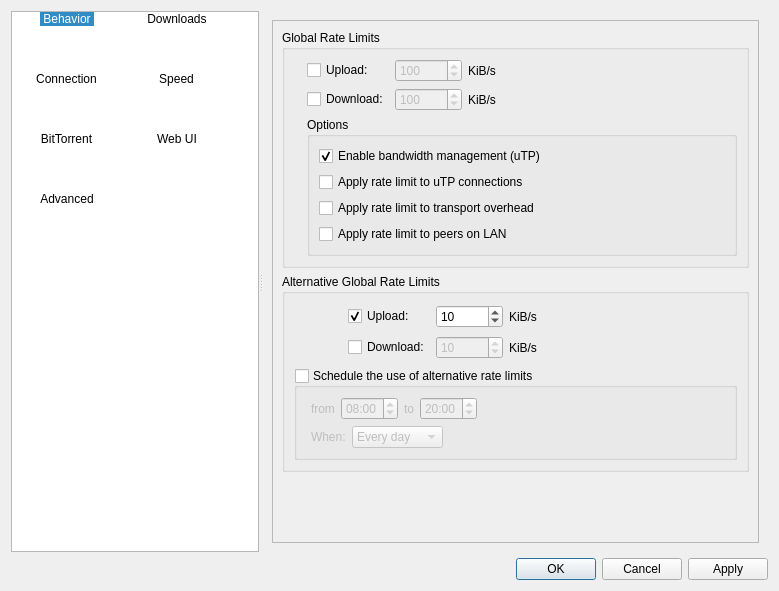
SysAdminDoc/qBittorrent-Vanced, file src/gui/options.ui: the form before one commit.
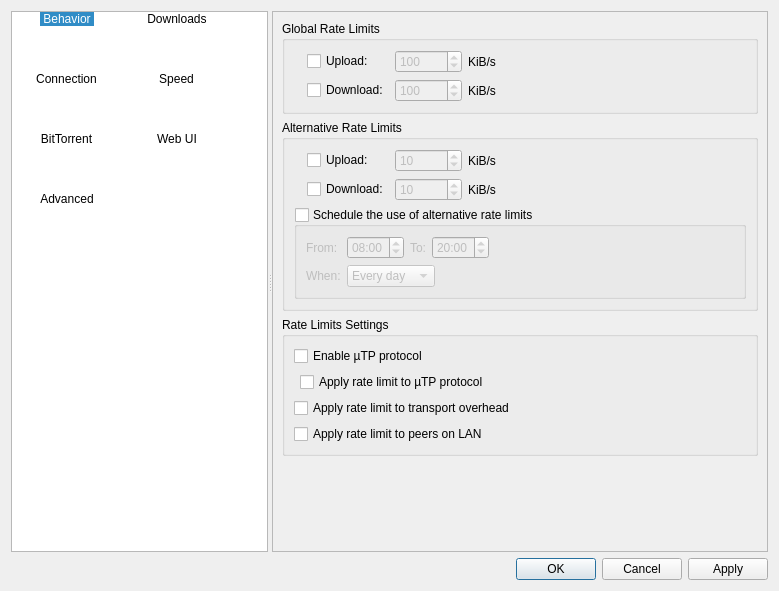
The form after the commit. The open tabs and pages were chosen to show the change. Icons and pictures are not drawn.

Commit message: Options GUI layout cleanups: Speed Page Move uTP options to it's own section

The edit to the form file:
```diff
--- a/src/gui/options.ui
+++ b/src/gui/options.ui
@@ -10,12 +10,6 @@
     <height>591</height>
    </rect>
   </property>
-  <property name="sizePolicy">
-   <sizepolicy hsizetype="Expanding" vsizetype="Expanding">
-    <horstretch>0</horstretch>
-    <verstretch>0</verstretch>
-   </sizepolicy>
-  </property>
   <property name="windowTitle">
    <string>Options</string>
   </property>
@@ -25,22 +19,10 @@
      <property name="orientation">
       <enum>Qt::Horizontal</enum>
      </property>
+     <property name="childrenCollapsible">
+      <bool>false</bool>
+     </property>
      <widget class="QListWidget" name="tabSelection">
-      <property name="sizePolicy">
-       <sizepolicy hsizetype="Preferred" vsizetype="Preferred">
-        <horstretch>0</horstretch>
-        <verstretch>0</verstretch>
-       </sizepolicy>
-      </property>
-      <property name="minimumSize">
-       <size>
-        <width>116</width>
-        <height>0</height>
-       </size>
-      </property>
-      <property name="frameShape">
-       <enum>QFrame::StyledPanel</enum>
-      </property>
       <property name="autoScroll">
        <bool>false</bool>
       </property>
@@ -50,9 +32,6 @@
         <height>32</height>
        </size>
       </property>
-      <property name="flow">
-       <enum>QListView::LeftToRight</enum>
-      </property>
       <property name="isWrapping" stdset="0">
        <bool>true</bool>
       </property>
@@ -71,12 +50,6 @@
       <property name="viewMode">
        <enum>QListView::IconMode</enum>
       </property>
-      <property name="wordWrap">
-       <bool>false</bool>
-      </property>
-      <property name="selectionRectVisible">
-       <bool>false</bool>
-      </property>
       <property name="currentRow">
        <number>0</number>
       </property>
@@ -164,6 +137,15 @@
       </property>
       <widget class="QWidget" name="tabOptionPage1">
        <layout class="QVBoxLayout" name="verticalLayout_10">
+        <property name="leftMargin">
+         <number>0</number>
+        </property>
+        <property name="topMargin">
+         <number>0</number>
+        </property>
+        <property name="bottomMargin">
+         <number>0</number>
+        </property>
         <item>
          <widget class="QScrollArea" name="scrollArea">
           <property name="sizePolicy">
@@ -180,8 +162,8 @@
             <rect>
              <x>0</x>
              <y>0</y>
-             <width>474</width>
-             <height>646</height>
+             <width>480</width>
+             <height>672</height>
             </rect>
            </property>
            <layout class="QVBoxLayout" name="verticalLayout_9">
@@ -519,6 +501,15 @@
       </widget>
       <widget class="QWidget" name="tabOptionPage2">
        <layout class="QVBoxLayout" name="verticalLayout_13">
+        <property name="leftMargin">
+         <number>0</number>
+        </property>
+        <property name="topMargin">
+         <number>0</number>
+        </property>
+        <property name="bottomMargin">
+         <number>0</number>
+        </property>
         <item>
          <widget class="QScrollArea" name="scrollArea_2">
           <property name="widgetResizable">
@@ -1026,6 +1017,15 @@
       </widget>
       <widget class="QWidget" name="tabOptionPage3">
        <layout class="QVBoxLayout" name="verticalLayout_6">
+        <property name="leftMargin">
+         <number>0</number>
+        </property>
+        <property name="topMargin">
+         <number>0</number>
+        </property>
+        <property name="bottomMargin">
+         <number>0</number>
+        </property>
         <item>
          <widget class="QScrollArea" name="scrollArea_3">
           <property name="widgetResizable">
@@ -1036,8 +1036,8 @@
             <rect>
              <x>0</x>
              <y>0</y>
-             <width>450</width>
-             <height>632</height>
+             <width>480</width>
+             <height>658</height>
             </rect>
            </property>
            <layout class="QVBoxLayout" name="verticalLayout_20">
@@ -1386,12 +1386,12 @@
                </item>
                <item>
                 <widget class="QCheckBox" name="isProxyOnlyForTorrents">
-                 <property name="text">
-                  <string>Use proxy only for torrents</string>
-                 </property>
                  <property name="toolTip">
                   <string>RSS feeds, search engine, software updates or anything else other than torrent transfers and related operations (such as peer exchanges) will use a direct connection</string>
                  </property>
+                 <property name="text">
+                  <string>Use proxy only for torrents</string>
+                 </property>
                  <property name="checked">
                   <bool>false</bool>
                  </property>
@@ -1540,13 +1540,22 @@
           </widget>
          </widget>
         </item>
-        <item>
-         <layout class="QVBoxLayout"/>
-        </item>
        </layout>
       </widget>
-      <widget class="QWidget" name="page_2">
+      <widget class="QWidget" name="tabSpeedPage">
        <layout class="QVBoxLayout" name="verticalLayout_34">
+        <property name="leftMargin">
+         <number>0</number>
+        </property>
+        <property name="topMargin">
+         <number>0</number>
+        </property>
+        <property name="rightMargin">
+         <number>0</number>
+        </property>
+        <property name="bottomMargin">
+         <number>0</number>
+        </property>
         <item>
          <widget class="QScrollArea" name="scrollArea_9">
           <property name="widgetResizable">
@@ -1557,44 +1566,22 @@
             <rect>
              <x>0</x>
              <y>0</y>
-             <width>376</width>
-             <height>431</height>
+             <width>502</width>
+             <height>538</height>
             </rect>
            </property>
-           <layout class="QVBoxLayout" name="verticalLayout_33">
+           <layout class="QVBoxLayout" name="verticalLayout_5">
             <item>
-             <widget class="QGroupBox" name="bandwidthBox">
+             <widget class="QGroupBox" name="rateLimitBox">
               <property name="title">
                <string>Global Rate Limits</string>
               </property>
-              <layout class="QGridLayout" name="gridLayout_7">
-               <item row="0" column="0">
-                <widget class="QLabel" name="label_5">
-                 <property name="text">
-                  <string notr="true"/>
-                 </property>
-                 <property name="pixmap">
-                  <pixmap resource="../icons.qrc">:/icons/slow_off.png</pixmap>
-                 </property>
-                </widget>
-               </item>
-               <item row="0" column="1">
-                <layout class="QGridLayout" name="gridLayout_6">
-                 <item row="0" column="0">
-                  <widget class="QCheckBox" name="checkUploadLimit">
-                   <property name="text">
-                    <string>Upload:</string>
-                   </property>
-                  </widget>
-                 </item>
-                 <item row="0" column="1">
+              <layout class="QGridLayout" name="rateLimitBoxLayout">
+               <item row="0" column="2">
                   <widget class="QSpinBox" name="spinUploadLimit">
                    <property name="enabled">
                     <bool>false</bool>
                    </property>
-                   <property name="suffix">
-                    <string/>
-                   </property>
                    <property name="minimum">
                     <number>1</number>
                    </property>
@@ -1606,28 +1593,25 @@
                    </property>
                   </widget>
                  </item>
-                 <item row="0" column="2">
+               <item row="0" column="1">
+                <widget class="QCheckBox" name="checkUploadLimit">
+                 <property name="text">
+                  <string>Upload:</string>
+                 </property>
+                </widget>
+               </item>
+               <item row="0" column="3">
                   <widget class="QLabel" name="label_10">
                    <property name="text">
                     <string>KiB/s</string>
                    </property>
                   </widget>
                  </item>
-                 <item row="1" column="0">
-                  <widget class="QCheckBox" name="checkDownloadLimit">
-                   <property name="text">
-                    <string>Download:</string>
-                   </property>
-                  </widget>
-                 </item>
-                 <item row="1" column="1">
+               <item row="1" column="2">
                   <widget class="QSpinBox" name="spinDownloadLimit">
                    <property name="enabled">
                     <bool>false</bool>
                    </property>
-                   <property name="suffix">
-                    <string/>
-                   </property>
                    <property name="minimum">
                     <number>1</number>
                    </property>
@@ -1639,184 +1623,50 @@
                    </property>
                   </widget>
                  </item>
-                 <item row="1" column="2">
+               <item row="1" column="3">
                   <widget class="QLabel" name="label_13">
                    <property name="text">
                     <string>KiB/s</string>
                    </property>
                   </widget>
                  </item>
-                </layout>
-               </item>
-               <item row="0" column="2">
-                <spacer>
-                 <property name="orientation">
-                  <enum>Qt::Horizontal</enum>
-                 </property>
-                 <property name="sizeHint" stdset="0">
-                  <size>
-                   <width>200</width>
-                   <height>20</height>
-                  </size>
-                 </property>
-                </spacer>
-               </item>
-               <item row="1" column="1" colspan="2">
-                <widget class="QGroupBox" name="groupBox_5">
-                 <property name="title">
-                  <string>Options</string>
-                 </property>
-                 <layout class="QVBoxLayout" name="verticalLayout_27">
-                  <item>
-                   <widget class="QCheckBox" name="checkuTP">
-                    <property name="text">
-                     <string>Enable bandwidth management (uTP)</string>
-                    </property>
-                    <property name="checked">
-                     <bool>true</bool>
-                    </property>
-                   </widget>
-                  </item>
-                  <item>
-                   <widget class="QCheckBox" name="checkLimituTPConnections">
-                    <property name="text">
-                     <string>Apply rate limit to uTP connections</string>
-                    </property>
-                   </widget>
-                  </item>
-                  <item>
-                   <widget class="QCheckBox" name="checkLimitTransportOverhead">
-                    <property name="text">
-                     <string>Apply rate limit to transport overhead</string>
-                    </property>
-                   </widget>
-                  </item>
-                  <item>
-                   <widget class="QCheckBox" name="checkLimitLocalPeerRate">
-                    <property name="text">
-                     <string>Apply rate limit to peers on LAN</string>
-                    </property>
-                   </widget>
-                  </item>
-                 </layout>
-                </widget>
-               </item>
-              </layout>
-             </widget>
-            </item>
-            <item>
-             <widget class="QGroupBox" name="groupBox_6">
-              <property name="title">
-               <string>Alternative Global Rate Limits</string>
-              </property>
-              <layout class="QVBoxLayout" name="verticalLayout_11">
-               <item>
-                <layout class="QGridLayout" name="gridLayout_9">
-                 <item row="0" column="0">
-                  <widget class="QLabel" name="label_16">
-                   <property name="minimumSize">
-                    <size>
-                     <width>48</width>
-                     <height>48</height>
-                    </size>
-                   </property>
-                   <property name="maximumSize">
-                    <size>
-                     <width>48</width>
-                     <height>48</height>
-                    </size>
-                   </property>
-                   <property name="text">
-                    <string/>
-                   </property>
+               <item row="0" column="0" rowspan="2">
+                <widget class="QLabel" name="label_5">
                    <property name="pixmap">
-                    <pixmap resource="../icons.qrc">:/icons/slow.png</pixmap>
-                   </property>
-                   <property name="scaledContents">
-                    <bool>false</bool>
-                   </property>
-                  </widget>
-                 </item>
-                 <item row="0" column="1">
-                  <layout class="QGridLayout" name="gridLayout_8">
-                   <item row="0" column="1">
-                    <widget class="QSpinBox" name="spinUploadLimitAlt">
-                     <property name="minimum">
-                      <number>1</number>
-                     </property>
-                     <property name="maximum">
-                      <number>1000000</number>
-                     </property>
-                     <property name="value">
-                      <number>10</number>
-                     </property>
-                    </widget>
-                   </item>
-                   <item row="0" column="2">
-                    <widget class="QLabel" name="label_14">
-                     <property name="text">
-                      <string>KiB/s</string>
+                  <pixmap resource="../icons.qrc">:/icons/slow_off.png</pixmap>
                      </property>
                     </widget>
                    </item>
                    <item row="1" column="1">
-                    <widget class="QSpinBox" name="spinDownloadLimitAlt">
-                     <property name="enabled">
-                      <bool>false</bool>
-                     </property>
-                     <property name="minimum">
-                      <number>1</number>
-                     </property>
-                     <property name="maximum">
-                      <number>1000000</number>
-                     </property>
-                     <property name="value">
-                      <number>10</number>
-                     </property>
-                    </widget>
-                   </item>
-                   <item row="1" column="2">
-                    <widget class="QLabel" name="label_15">
-                     <property name="text">
-                      <string>KiB/s</string>
-                     </property>
-                    </widget>
-                   </item>
-                   <item row="0" column="0">
-                    <widget class="QCheckBox" name="checkUploadLimitAlt">
-                     <property name="text">
-                      <string>Upload:</string>
-                     </property>
-                     <property name="checked">
-                      <bool>true</bool>
-                     </property>
-                    </widget>
-                   </item>
-                   <item row="1" column="0">
-                    <widget class="QCheckBox" name="checkDownloadLimitAlt">
+                <widget class="QCheckBox" name="checkDownloadLimit">
                      <property name="text">
                       <string>Download:</string>
                      </property>
                     </widget>
                    </item>
-                  </layout>
-                 </item>
-                 <item row="0" column="2">
-                  <spacer name="horizontalSpacer_8">
+               <item row="0" column="4">
+                <spacer name="horizontalSpacer">
                    <property name="orientation">
                     <enum>Qt::Horizontal</enum>
                    </property>
                    <property name="sizeHint" stdset="0">
                     <size>
-                     <width>222</width>
-                     <height>59</height>
+                   <width>40</width>
+                   <height>20</height>
                     </size>
                    </property>
                   </spacer>
                  </item>
                 </layout>
+             </widget>
                </item>
                <item>
+             <widget class="QGroupBox" name="altRateLimitBox">
+              <property name="title">
+               <string>Alternative Rate Limits</string>
+              </property>
+              <layout class="QGridLayout" name="gridLayout_6">
+               <item row="2" column="0" colspan="5">
                 <widget class="QGroupBox" name="check_schedule">
                  <property name="title">
                   <string>Schedule the use of alternative rate limits</string>
@@ -1827,20 +1677,39 @@
                  <property name="checked">
                   <bool>false</bool>
                  </property>
-                 <layout class="QVBoxLayout" name="verticalLayout_5">
-                  <item>
-                   <layout class="QHBoxLayout" name="horizontalLayout_13">
-                    <property name="leftMargin">
-                     <number>5</number>
-                    </property>
-                    <item>
+                 <layout class="QGridLayout" name="gridLayout_7">
+                  <item row="0" column="0">
                      <widget class="QLabel" name="label_6">
                       <property name="text">
-                       <string extracomment="from (time1 to time2)">from</string>
+                     <string extracomment="from (time1 to time2)">From:</string>
                       </property>
                      </widget>
                     </item>
-                    <item>
+                  <item row="0" column="3">
+                   <widget class="QTimeEdit" name="schedule_to">
+                    <property name="wrapping">
+                     <bool>true</bool>
+                    </property>
+                    <property name="displayFormat">
+                     <string notr="true">hh:mm</string>
+                    </property>
+                    <property name="time">
+                     <time>
+                      <hour>20</hour>
+                      <minute>0</minute>
+                      <second>0</second>
+                     </time>
+                    </property>
+                   </widget>
+                  </item>
+                  <item row="0" column="2">
+                   <widget class="QLabel" name="label_17">
+                    <property name="text">
+                     <string extracomment="time1 to time2">To:</string>
+                    </property>
+                   </widget>
+                  </item>
+                  <item row="0" column="1">
                      <widget class="QTimeEdit" name="schedule_from">
                       <property name="wrapping">
                        <bool>true</bool>
@@ -1860,62 +1729,21 @@
                       </property>
                      </widget>
                     </item>
-                    <item>
-                     <widget class="QLabel" name="label_17">
-                      <property name="text">
-                       <string extracomment="time1 to time2">to</string>
-                      </property>
-                      <property name="alignment">
-                       <set>Qt::AlignCenter</set>
-                      </property>
-                     </widget>
-                    </item>
-                    <item>
-                     <widget class="QTimeEdit" name="schedule_to">
-                      <property name="wrapping">
-                       <bool>true</bool>
-                      </property>
-                      <property name="displayFormat">
-                       <string notr="true">hh:mm</string>
-                      </property>
-                      <property name="time">
-                       <time>
-                        <hour>20</hour>
-                        <minute>0</minute>
-                        <second>0</second>
-                       </time>
-                      </property>
-                     </widget>
-                    </item>
-                    <item>
-                     <spacer name="horizontalSpacer_9">
-                      <property name="orientation">
-                       <enum>Qt::Horizontal</enum>
-                      </property>
-                      <property name="sizeHint" stdset="0">
-                       <size>
-                        <width>40</width>
-                        <height>20</height>
-                       </size>
-                      </property>
-                     </spacer>
-                    </item>
-                   </layout>
-                  </item>
-                  <item>
-                   <layout class="QHBoxLayout" name="horizontalLayout_14">
-                    <property name="leftMargin">
-                     <number>5</number>
-                    </property>
-                    <item>
+                  <item row="1" column="0">
                      <widget class="QLabel" name="label_18">
                       <property name="text">
                        <string>When:</string>
                       </property>
                      </widget>
                     </item>
-                    <item>
+                  <item row="1" column="1" colspan="3">
                      <widget class="QComboBox" name="schedule_days">
+                    <property name="sizePolicy">
+                     <sizepolicy hsizetype="Fixed" vsizetype="Fixed">
+                      <horstretch>0</horstretch>
+                      <verstretch>0</verstretch>
+                     </sizepolicy>
+                    </property>
                       <item>
                        <property name="text">
                         <string>Every day</string>
@@ -1923,18 +1751,18 @@
                       </item>
                       <item>
                        <property name="text">
-                        <string>Week days</string>
+                      <string>Weekdays</string>
                        </property>
                       </item>
                       <item>
                        <property name="text">
-                        <string>Week ends</string>
+                      <string>Weekends</string>
                        </property>
                       </item>
                      </widget>
                     </item>
-                    <item>
-                     <spacer name="horizontalSpacer_10">
+                  <item row="0" column="4">
+                   <spacer name="horizontalSpacer_8">
                       <property name="orientation">
                        <enum>Qt::Horizontal</enum>
                       </property>
@@ -1947,9 +1775,137 @@
                      </spacer>
                     </item>
                    </layout>
-                  </item>
-                 </layout>
-                </widget>
+                </widget>
+               </item>
+               <item row="0" column="0" rowspan="2">
+                <widget class="QLabel" name="label_16">
+                 <property name="pixmap">
+                  <pixmap resource="../icons.qrc">:/icons/slow.png</pixmap>
+                 </property>
+                </widget>
+               </item>
+               <item row="0" column="1">
+                <widget class="QCheckBox" name="checkUploadLimitAlt">
+                 <property name="text">
+                  <string>Upload:</string>
+                 </property>
+                </widget>
+               </item>
+               <item row="1" column="1">
+                <widget class="QCheckBox" name="checkDownloadLimitAlt">
+                 <property name="text">
+                  <string>Download:</string>
+                 </property>
+                </widget>
+               </item>
+               <item row="0" column="2">
+                <widget class="QSpinBox" name="spinUploadLimitAlt">
+                 <property name="enabled">
+                  <bool>false</bool>
+                 </property>
+                 <property name="minimum">
+                  <number>1</number>
+                 </property>
+                 <property name="maximum">
+                  <number>1000000</number>
+                 </property>
+                 <property name="value">
+                  <number>10</number>
+                 </property>
+                </widget>
+               </item>
+               <item row="1" column="2">
+                <widget class="QSpinBox" name="spinDownloadLimitAlt">
+                 <property name="enabled">
+                  <bool>false</bool>
+                 </property>
+                 <property name="minimum">
+                  <number>1</number>
+                 </property>
+                 <property name="maximum">
+                  <number>1000000</number>
+                 </property>
+                 <property name="value">
+                  <number>10</number>
+                 </property>
+                </widget>
+               </item>
+               <item row="0" column="3">
+                <widget class="QLabel" name="label_14">
+                 <property name="text">
+                  <string>KiB/s</string>
+                 </property>
+                </widget>
+               </item>
+               <item row="1" column="3">
+                <widget class="QLabel" name="label_15">
+                 <property name="text">
+                  <string>KiB/s</string>
+                 </property>
+                </widget>
+               </item>
+               <item row="0" column="4">
+                <spacer name="horizontalSpacer_5">
+                 <property name="orientation">
+                  <enum>Qt::Horizontal</enum>
+                 </property>
+                 <property name="sizeHint" stdset="0">
+                  <size>
+                   <width>40</width>
+                   <height>20</height>
+                  </size>
+                 </property>
+                </spacer>
+               </item>
+              </layout>
+             </widget>
+            </item>
+            <item>
+             <widget class="QGroupBox" name="rateLimitsGroupBox">
+              <property name="title">
+               <string>Rate Limits Settings</string>
+              </property>
+              <layout class="QGridLayout" name="gridLayout_8">
+               <item row="4" column="0" colspan="3">
+                <widget class="QCheckBox" name="checkLimitLocalPeerRate">
+                 <property name="text">
+                  <string>Apply rate limit to peers on LAN</string>
+                 </property>
+                </widget>
+               </item>
+               <item row="3" column="0" colspan="3">
+                <widget class="QCheckBox" name="checkLimitTransportOverhead">
+                 <property name="text">
+                  <string>Apply rate limit to transport overhead</string>
+                 </property>
+                </widget>
+               </item>
+               <item row="0" column="0" colspan="3">
+                <widget class="QCheckBox" name="checkuTP">
+                 <property name="text">
+                  <string>Enable µTP protocol</string>
+                 </property>
+                </widget>
+               </item>
+               <item row="2" column="1">
+                <widget class="QCheckBox" name="checkLimituTPConnections">
+                 <property name="text">
+                  <string>Apply rate limit to µTP protocol</string>
+                 </property>
+                </widget>
+               </item>
+               <item row="2" column="2">
+                <spacer name="horizontalSpacer_9">
+                 <property name="orientation">
+                  <enum>Qt::Horizontal</enum>
+                 </property>
+                 <property name="sizeHint" stdset="0">
+                  <size>
+                   <width>40</width>
+                   <height>20</height>
+                  </size>
+                 </property>
+                </spacer>
                </item>
               </layout>
              </widget>
@@ -1975,6 +1931,15 @@
       </widget>
       <widget class="QWidget" name="tabOptionPage4">
        <layout class="QVBoxLayout" name="verticalLayout_15">
+        <property name="leftMargin">
+         <number>0</number>
+        </property>
+        <property name="topMargin">
+         <number>0</number>
+        </property>
+        <property name="bottomMargin">
+         <number>0</number>
+        </property>
         <item>
          <widget class="QScrollArea" name="scrollArea_4">
           <property name="widgetResizable">
@@ -2329,6 +2294,15 @@
       </widget>
       <widget class="QWidget" name="tabOptionPage7">
        <layout class="QVBoxLayout">
+        <property name="leftMargin">
+         <number>0</number>
+        </property>
+        <property name="topMargin">
+         <number>0</number>
+        </property>
+        <property name="bottomMargin">
+         <number>0</number>
+        </property>
         <item>
          <widget class="QScrollArea" name="scrollArea_7">
           <property name="widgetResizable">
@@ -2704,8 +2678,17 @@
         </item>
        </layout>
       </widget>
-      <widget class="QWidget" name="page_3">
+      <widget class="QWidget" name="tabAdvancedPage">
        <layout class="QVBoxLayout" name="verticalLayout_35">
+        <property name="leftMargin">
+         <number>0</number>
+        </property>
+        <property name="topMargin">
+         <number>0</number>
+        </property>
+        <property name="bottomMargin">
+         <number>0</number>
+        </property>
         <item>
          <widget class="QScrollArea" name="scrollArea_advanced">
           <property name="widgetResizable">
@@ -2720,7 +2703,20 @@
              <height>28</height>
             </rect>
            </property>
-           <layout class="QVBoxLayout" name="verticalLayout_36"/>
+           <layout class="QVBoxLayout" name="verticalLayout_36">
+            <property name="leftMargin">
+             <number>0</number>
+            </property>
+            <property name="topMargin">
+             <number>0</number>
+            </property>
+            <property name="rightMargin">
+             <number>0</number>
+            </property>
+            <property name="bottomMargin">
+             <number>0</number>
+            </property>
+           </layout>
           </widget>
          </widget>
         </item>
@@ -2728,36 +2724,13 @@
       </widget>
      </widget>
     </widget>
-   </item>
-   <item>
-    <layout class="QHBoxLayout" name="horizontalLayout">
-     <item>
-      <spacer name="horizontalSpacer">
-       <property name="orientation">
-        <enum>Qt::Horizontal</enum>
-       </property>
-       <property name="sizeHint" stdset="0">
-        <size>
-         <width>208</width>
-         <height>20</height>
-        </size>
-       </property>
-      </spacer>
      </item>
      <item>
       <widget class="QDialogButtonBox" name="buttonBox">
-       <property name="orientation">
-        <enum>Qt::Horizontal</enum>
-       </property>
        <property name="standardButtons">
         <set>QDialogButtonBox::Apply|QDialogButtonBox::Cancel|QDialogButtonBox::Ok</set>
        </property>
-       <property name="centerButtons">
-        <bool>false</bool>
-       </property>
-      </widget>
-     </item>
-    </layout>
+    </widget>
    </item>
   </layout>
  </widget>
```
Left out of the diff: 16 changed lines with no effect on the pictures. Lines whose indentation alone changed are shown as unchanged.
